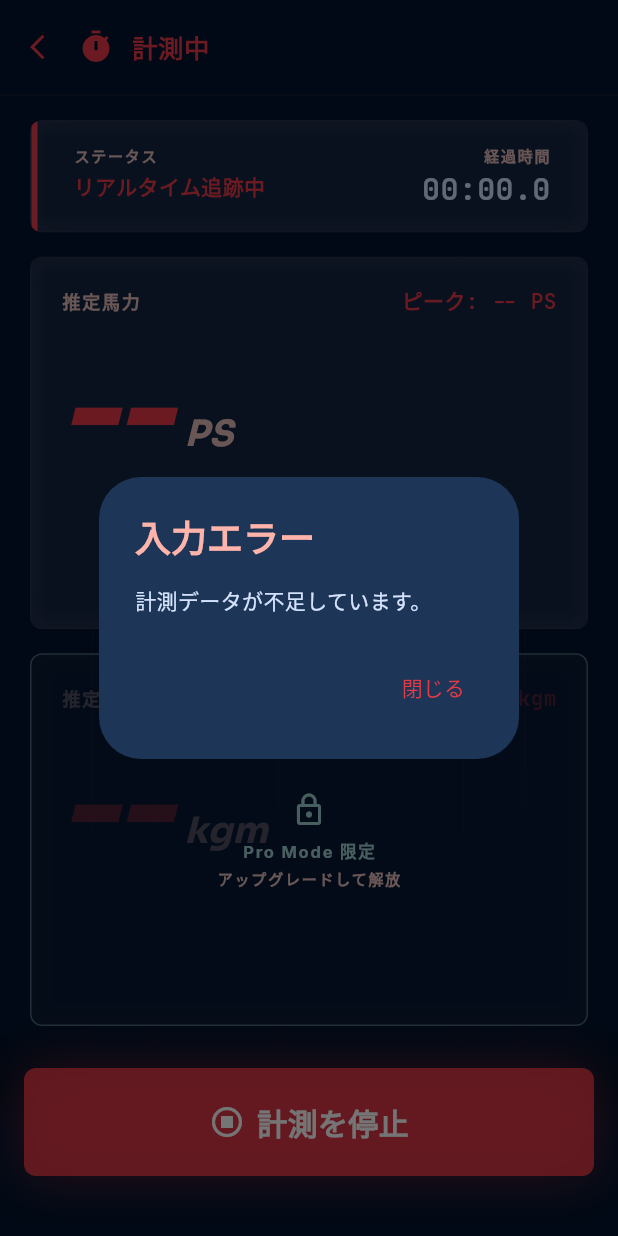
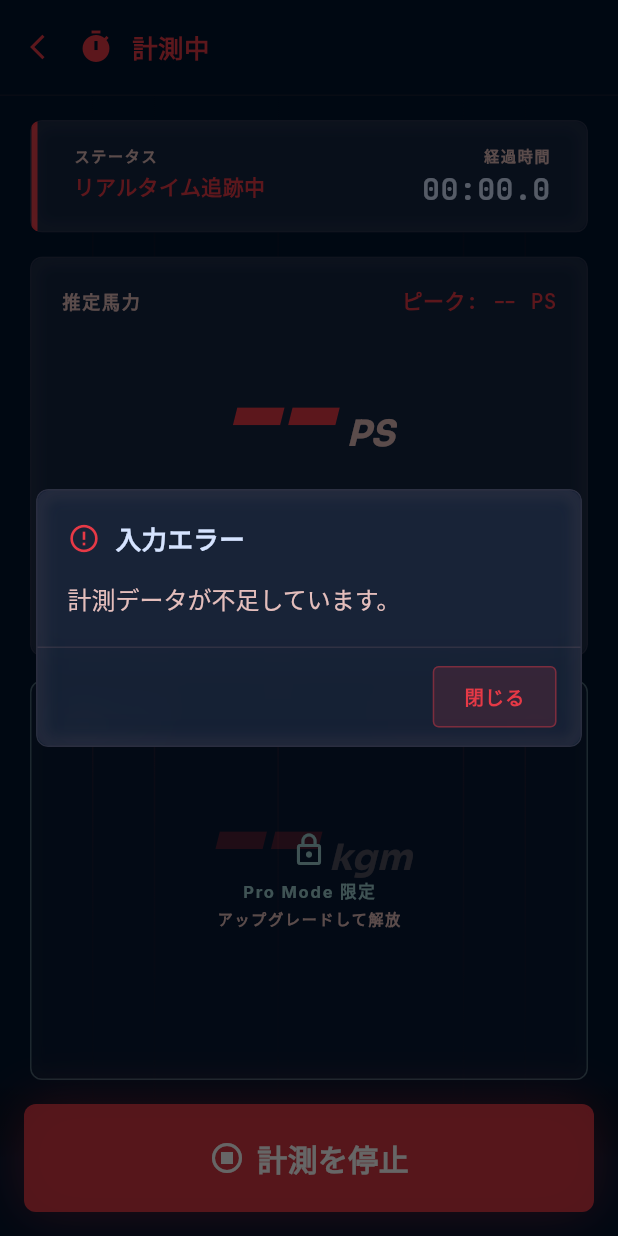
Before and after one commit to takkuns2000/power_tracker_mobile, a Flutter app: the MeasuringView screen opened directly, after a tap on "計測を停止", on a phone screen of 412 x 824 dp. Run offline on Flutter 3.47's test engine with Material 3 defaults, Android fonts, the phone set to English and light mode, and no system bars; our stand-ins replace flutter_slidable, freezed_annotation, geolocator, google_fonts, share_plus, sqflite; accounts and stored records are empty; generated files the repository leaves out were written again.

Commit message:
UI修正・アーキテクチャ改善 (#19)
* ファイルの追加

* UI修正・アーキテクチャ改善 (#fix_ui)

- Fix 1: 計測結果画面の車両カードタップ描画遅延を ValueNotifier で解消
- Fix 2: GPS最高更新頻度設定 (AndroidSettings/AppleSettings)・タイムアウト5秒・Hz小数1位表示
- Fix 3: 計測中画面の馬力/トルク数値をカード中央揃えに変更
- Fix 4: 車両設定の保存ボタンを SafeArea 内に移動（Android ナビバー干渉解消）
- AlertDialog を showConfirmDialog に統一（CLAUDE.md 規約適用）
- RealtimeViewModel が GarageViewModel をリスナー監視して初期車両選択を自律処理化

Co-Authored-By: Claude Sonnet 4.6 <noreply@anthropic.com>

---------

Co-authored-by: Claude Sonnet 4.6 <noreply@anthropic.com>

```diff
--- a/lib/l10n/app_ja.arb
+++ b/lib/l10n/app_ja.arb
@@ -19,7 +19,7 @@
   "garage": "ガレージ",
   "fleetOverview": "Fleet Overview",
   "vehicleCardWeight": "Weight",
-  "vehicleCardPower": "Power",
+  "vehicleCardDisplacement": "Displacement",
   "proModeRequired": "Pro Mode が必要です",
   "proModeRequiredMessage": "複数車両の登録には Pro Mode へのアップグレードが必要です。",
 
--- a/lib/l10n/app_localizations.dart
+++ b/lib/l10n/app_localizations.dart
@@ -190,11 +190,11 @@ abstract class AppLocalizations {
   /// **'Weight'**
   String get vehicleCardWeight;
 
-  /// No description provided for @vehicleCardPower.
+  /// No description provided for @vehicleCardDisplacement.
   ///
   /// In ja, this message translates to:
-  /// **'Power'**
-  String get vehicleCardPower;
+  /// **'Displacement'**
+  String get vehicleCardDisplacement;
 
   /// No description provided for @proModeRequired.
   ///
--- a/lib/l10n/app_localizations_ja.dart
+++ b/lib/l10n/app_localizations_ja.dart
@@ -57,7 +57,7 @@ class AppLocalizationsJa extends AppLocalizations {
   String get vehicleCardWeight => 'Weight';
 
   @override
-  String get vehicleCardPower => 'Power';
+  String get vehicleCardDisplacement => 'Displacement';
 
   @override
   String get proModeRequired => 'Pro Mode が必要です';
--- a/lib/main.dart
+++ b/lib/main.dart
@@ -56,6 +56,7 @@ class HorsepowerTrackerApp extends StatelessWidget {
           create: (ctx) => RealtimeViewModel(
             ctx.read<GpsService>(),
             ctx.read<VehicleSelectionViewModel>(),
+            ctx.read<GarageViewModel>(),
           ),
         ),
         ChangeNotifierProvider(
--- a/lib/viewmodels/measurement_result_viewmodel.dart
+++ b/lib/viewmodels/measurement_result_viewmodel.dart
@@ -22,13 +22,12 @@ class MeasurementResultViewModel extends ChangeNotifier {
 
   String? _saveError;
   String? _shareError;
-  bool _isVehicleExpanded = false;
+  final vehicleExpandedNotifier = ValueNotifier<bool>(false);
 
   Measurement get measurement => _measurement;
   List<double> get hpValues => _hpValues;
   String? get saveError => _saveError;
   String? get shareError => _shareError;
-  bool get isVehicleExpanded => _isVehicleExpanded;
   bool get hasPendingChanges => _pendingMemo != _measurement.memo;
 
   void clearSaveError() {
@@ -40,8 +39,13 @@ class MeasurementResultViewModel extends ChangeNotifier {
   }
 
   void toggleVehicleExpanded() {
-    _isVehicleExpanded = !_isVehicleExpanded;
-    notifyListeners();
+    vehicleExpandedNotifier.value = !vehicleExpandedNotifier.value;
+  }
+
+  @override
+  void dispose() {
+    vehicleExpandedNotifier.dispose();
+    super.dispose();
   }
 
   void updatePendingMemo(String text) {
--- a/lib/views/measurement/measuring_view.dart
+++ b/lib/views/measurement/measuring_view.dart
@@ -8,6 +8,7 @@ import '../../viewmodels/measurement_viewmodel.dart';
 import '../../viewmodels/garage_viewmodel.dart';
 import '../widgets/pro_lock_wrapper.dart';
 import 'measurement_result_view.dart';
+import '../widgets/confirm_dialog.dart';
 import '../widgets/glass_card.dart';
 
 class MeasuringView extends StatelessWidget {
@@ -23,21 +24,12 @@ class MeasuringView extends StatelessWidget {
       if (vm.saveError != null) {
         final error = vm.saveError!;
         vm.clearSaveError();
-        showDialog<void>(
+        showConfirmDialog<void>(
           context: context,
-          builder: (_) => AlertDialog(
-            backgroundColor: AppColors.surface,
-            title: Text(l10n.inputError,
-                style: AppTextStyles.headlineLg(context)
-                    .copyWith(color: AppColors.error)),
+          icon: Icons.error_outline,
+          title: l10n.inputError,
           content: Text(error),
-            actions: [
-              TextButton(
-                onPressed: () => Navigator.of(context).pop(),
-                child: Text(l10n.close),
-              ),
-            ],
-          ),
+          okLabel: l10n.close,
         );
       }
     });
@@ -50,15 +42,20 @@ class MeasuringView extends StatelessWidget {
         children: [
           _SpeedStreaks(),
           SafeArea(
+            child: Column(
+              crossAxisAlignment: CrossAxisAlignment.stretch,
+              children: [
+                Expanded(
                   child: Padding(
-              padding: const EdgeInsets.fromLTRB(20, 16, 20, 140),
+                    padding: const EdgeInsets.fromLTRB(20, 16, 20, 0),
                     child: Column(
                       crossAxisAlignment: CrossAxisAlignment.stretch,
                       children: [
                         _StatusCard(startTime: vm.startTime),
                         const SizedBox(height: 16),
                         Expanded(
-                    child: _HpCard(currentPs: vm.currentPs, maxPs: vm.maxPs),
+                          child: _HpCard(
+                              currentPs: vm.currentPs, maxPs: vm.maxPs),
                         ),
                         const SizedBox(height: 16),
                         Expanded(
@@ -86,6 +83,9 @@ class MeasuringView extends StatelessWidget {
                       );
                     }
                   },
+                ),
+              ],
+            ),
           ),
         ],
       ),
@@ -172,7 +172,7 @@ class _StreakPainter extends CustomPainter {
         end: Alignment.bottomCenter,
         colors: [
           Colors.transparent,
-          AppColors.primary.withValues(alpha: 0.08),
+          AppColors.primary.withValues(alpha: 0.25),
           Colors.transparent,
         ],
       ).createShader(Rect.fromLTWH(0, 0, 2, size.height))
@@ -290,6 +290,7 @@ class _HpCard extends StatelessWidget {
           ),
           const SizedBox(height: 12),
           Row(
+            mainAxisAlignment: MainAxisAlignment.center,
             crossAxisAlignment: CrossAxisAlignment.baseline,
             textBaseline: TextBaseline.alphabetic,
             children: [
@@ -341,6 +342,7 @@ class _TorqueCard extends StatelessWidget {
           ),
           const SizedBox(height: 12),
           Row(
+            mainAxisAlignment: MainAxisAlignment.center,
             crossAxisAlignment: CrossAxisAlignment.baseline,
             textBaseline: TextBaseline.alphabetic,
             children: [
@@ -376,12 +378,8 @@ class _StopButton extends StatelessWidget {
   @override
   Widget build(BuildContext context) {
     final l10n = AppLocalizations.of(context)!;
-    return Positioned(
-      bottom: 0,
-      left: 0,
-      right: 0,
-      child: Container(
-        padding: const EdgeInsets.fromLTRB(16, 24, 16, 40),
+    return Container(
+      padding: const EdgeInsets.fromLTRB(16, 16, 16, 16),
       decoration: BoxDecoration(
         gradient: LinearGradient(
           begin: Alignment.bottomCenter,
@@ -407,10 +405,7 @@ class _StopButton extends StatelessWidget {
               ),
             ],
           ),
-            child: Column(
-              mainAxisAlignment: MainAxisAlignment.center,
-              children: [
-                Row(
+          child: Row(
             mainAxisAlignment: MainAxisAlignment.center,
             children: [
               const Icon(Icons.stop_circle_outlined,
@@ -426,9 +421,6 @@ class _StopButton extends StatelessWidget {
               ),
             ],
           ),
-              ],
-            ),
-          ),
         ),
       ),
     );
```
Also changed, not shown: lib/services/gps_service.dart (+21 -4 lines), lib/viewmodels/realtime_viewmodel.dart (+15 -4 lines), lib/views/garage/garage_view.dart (+4 -12 lines), lib/views/garage/vehicle_settings_view.dart (+15 -16 lines), lib/views/measurement/measurement_result_view.dart (+37 -42 lines), lib/views/realtime/realtime_view.dart (+1 -12 lines), lib/views/records/records_view.dart (+11 -22 lines), 3 other files. Lines whose indentation alone changed are shown as unchanged.
